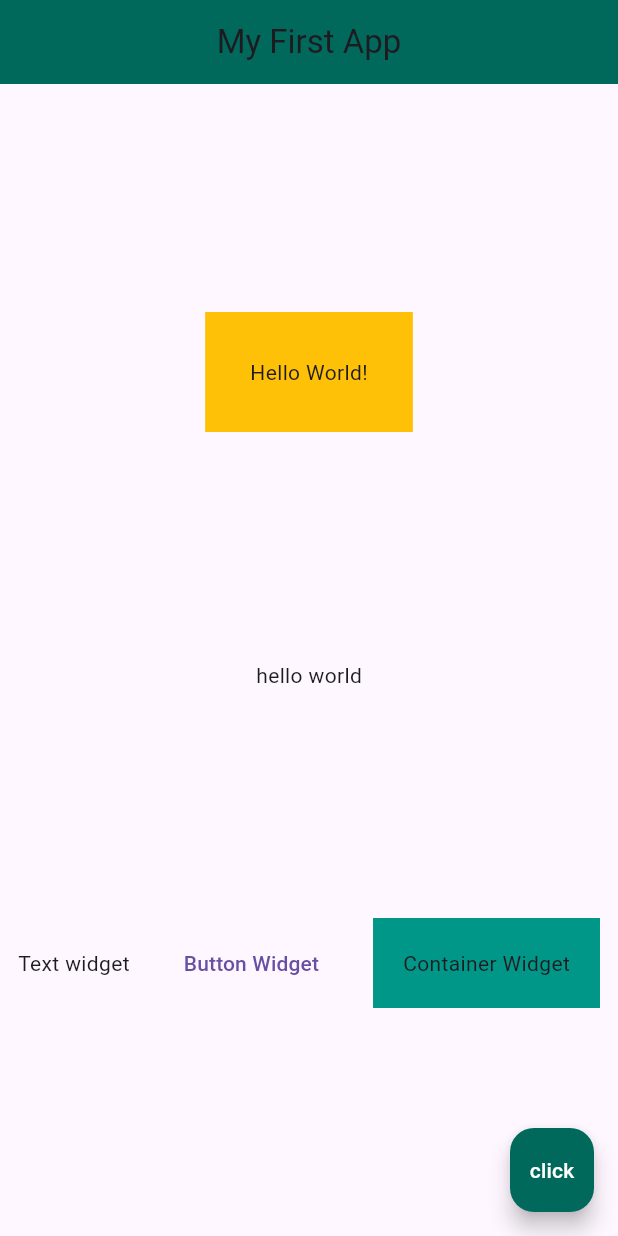
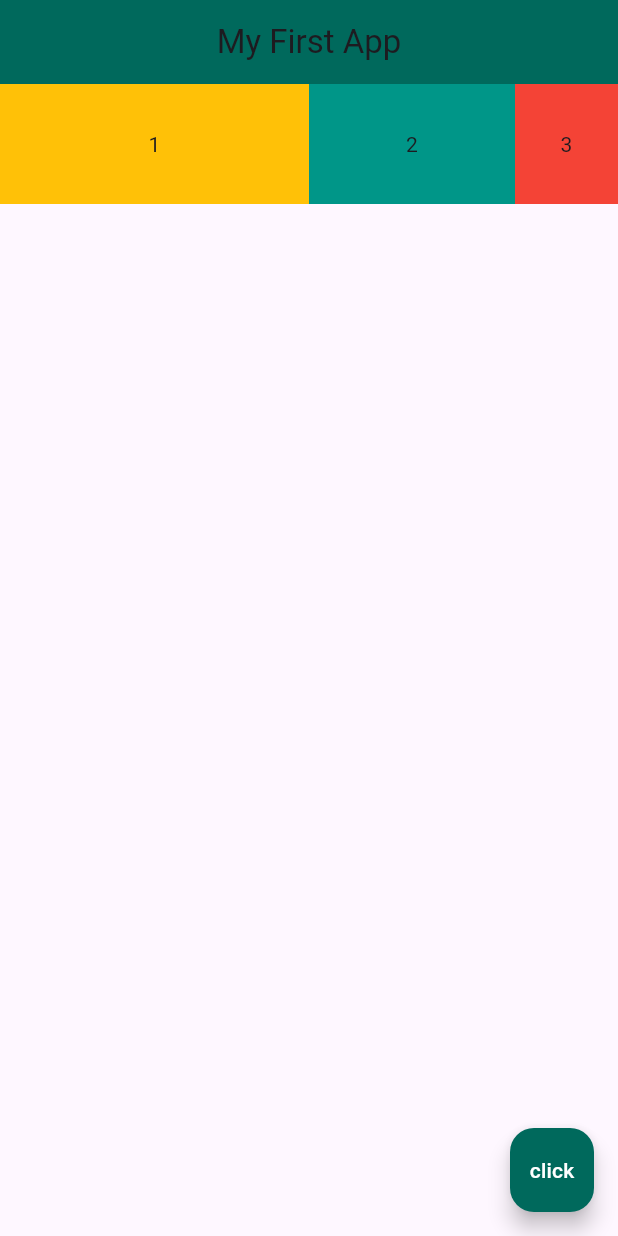
Before and after one commit to Gichunga/flutter-basics, a Flutter app: the screen it shows after launch, on a phone screen of 412 x 824 dp. Run offline on Flutter 3.47's test engine with Material 3 defaults, Android fonts, the phone set to English and light mode, and no system bars.

Commit message:
expanded widget

```diff
--- a/lib/main.dart
+++ b/lib/main.dart
@@ -15,28 +15,33 @@ class Home extends StatelessWidget {
         centerTitle: true,
         backgroundColor: Colors.teal[800],
       ),
-      body: Column(
+      body: Row(
         mainAxisAlignment: MainAxisAlignment.spaceEvenly,
         crossAxisAlignment: CrossAxisAlignment.center,
         children: [
-          Container(
-            padding: EdgeInsets.all(30.0),
-            color: Colors.amber,
-            child: const Text('Hello World!'),
+          Expanded(
+            flex: 3,
+            child: Container(
+              padding: const EdgeInsets.all(30.0),
+              color: Colors.amber,
+              child: const Text('1', textAlign: TextAlign.center,),
+            ),
           ),
-          Text('hello world'),
-          Row(
-            mainAxisAlignment: MainAxisAlignment.spaceAround,
-            crossAxisAlignment: CrossAxisAlignment.center,
-            children: [
-              Text('Text widget'),
-              TextButton(onPressed: () {}, child: Text('Button Widget')),
-              Container(
-                color: Colors.teal,
-                padding: EdgeInsets.all(20.0),
-                child: const Text('Container Widget'),
-              ),
-            ],
+          Expanded(
+            flex: 2,
+            child: Container(
+              padding: const EdgeInsets.all(30.0),
+              color: Colors.teal,
+              child: const Text('2', textAlign: TextAlign.center,),
+            ),
+          ),
+          Expanded(
+            flex: 1,
+            child: Container(
+              padding: const EdgeInsets.all(30.0),
+              color: Colors.red,
+              child: const Text('3', textAlign: TextAlign.center,),
+            ),
           ),
         ],
       ),
```
